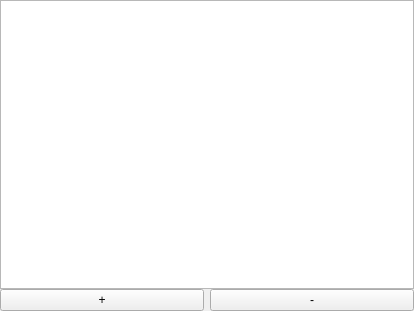
Qt form WidgetAttachments.ui (congchenutd/MedicalClaims) before a commit.
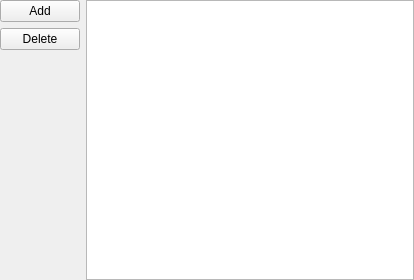
The same form after that commit.

Commit message: = Moved attachment widget to the bottom + Maximize main window on startup

What changed in the file:
```diff
--- a/WidgetAttachments.ui
+++ b/WidgetAttachments.ui
@@ -7,7 +7,7 @@
     <x>0</x>
     <y>0</y>
     <width>414</width>
-    <height>311</height>
+    <height>280</height>
    </rect>
   </property>
   <property name="windowTitle">
@@ -26,10 +26,14 @@
    <property name="bottomMargin">
     <number>0</number>
    </property>
-   <property name="verticalSpacing">
-    <number>0</number>
-   </property>
-   <item row="0" column="0" colspan="2">
+   <item row="0" column="0">
+    <widget class="QPushButton" name="btAdd">
+     <property name="text">
+      <string>Add</string>
+     </property>
+    </widget>
+   </item>
+   <item row="0" column="1" rowspan="3">
     <widget class="QListView" name="listView">
      <property name="editTriggers">
       <set>QAbstractItemView::NoEditTriggers</set>
@@ -37,19 +41,25 @@
     </widget>
    </item>
    <item row="1" column="0">
-    <widget class="QPushButton" name="btAdd">
-     <property name="text">
-      <string>+</string>
-     </property>
-    </widget>
-   </item>
-   <item row="1" column="1">
     <widget class="QPushButton" name="btDel">
      <property name="text">
-      <string>-</string>
+      <string>Delete</string>
      </property>
     </widget>
    </item>
+   <item row="2" column="0">
+    <spacer name="verticalSpacer">
+     <property name="orientation">
+      <enum>Qt::Vertical</enum>
+     </property>
+     <property name="sizeHint" stdset="0">
+      <size>
+       <width>20</width>
+       <height>205</height>
+      </size>
+     </property>
+    </spacer>
+   </item>
   </layout>
  </widget>
  <resources/>
```
The commit also changes 3 other files.
